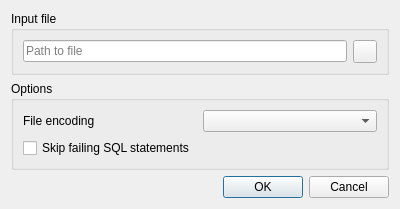
This is SQLiteStudio3/guiSQLiteStudio/dialogs/execfromfiledialog.ui in pawelsalawa/sqlitestudio as Qt 5 draws it before an edit. The edited form follows.
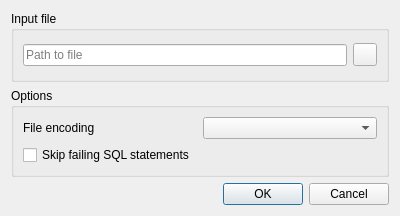
This is the edited form. Icons and pictures are not drawn.

```diff
--- a/SQLiteStudio3/guiSQLiteStudio/dialogs/execfromfiledialog.ui
+++ b/SQLiteStudio3/guiSQLiteStudio/dialogs/execfromfiledialog.ui
@@ -7,7 +7,7 @@
     <x>0</x>
     <y>0</y>
     <width>400</width>
-    <height>203</height>
+    <height>216</height>
    </rect>
   </property>
   <property name="windowTitle">
```
Left out of the diff: 6 changed lines with no effect on the pictures.
